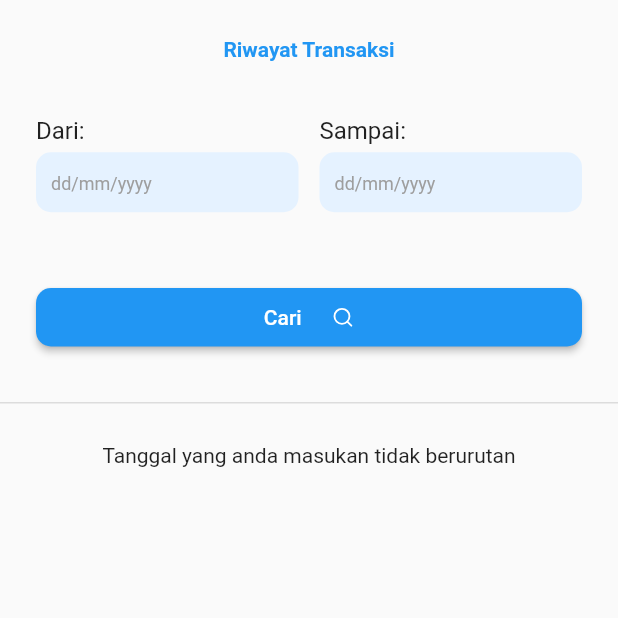
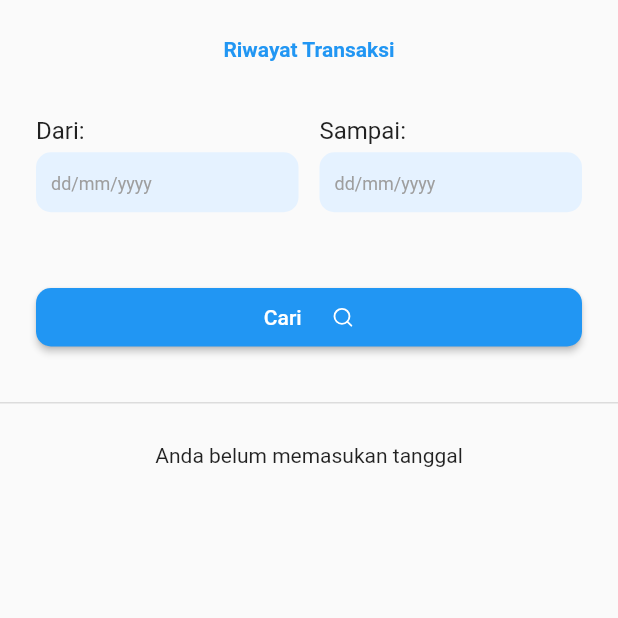
Before and after one commit to yonayohana06/transevilz, a Flutter app: the HistoryScreen screen opened directly, after a tap on "Cari", on a phone screen of 412 x 824 dp, the top half of it. Run offline on Flutter 3.47's test engine with Material 2 defaults, Android fonts, the phone set to English and light mode, and no system bars; our stand-ins replace bloc, equatable, flutter_bloc, flutter_feather_icons; network calls fail.

Commit message:
History with the function

```diff
--- a/lib/history/bloc/history_bloc.dart
+++ b/lib/history/bloc/history_bloc.dart
@@ -92,13 +92,9 @@ class HistoryBloc extends Bloc<HistoryEvent, HistoryState> {
     });
     on<DariEvent>((event, emit) {
       if(pickedFrom != null && pickedTill != null) {
-        dateRange = DateTimeRange(
-          start: pickedFrom!,
-          end: pickedTill!,
-        );
-        if(dateRange != null) {
-          print(dateRange);
-          emit(HistoryLoaded());
+        emit(HistoryLoaded());
+        if(pickedTill!.isBefore(pickedFrom!)) {
+          emit(InversedDate());
         }
       }
     });
--- a/lib/history/bloc/history_state.dart
+++ b/lib/history/bloc/history_state.dart
@@ -18,3 +18,8 @@ class HistoryLoaded extends HistoryState {
   @override
   List<Object> get props => [];
 }
+
+class InversedDate extends HistoryState {
+  @override
+  List<Object> get props => [];
+}
--- a/lib/history/screens/history_screen.dart
+++ b/lib/history/screens/history_screen.dart
@@ -151,9 +151,15 @@ class HistoryScreen extends StatelessWidget {
             const SizedBox(height: 19),
             BlocBuilder<HistoryBloc, HistoryState>(
               builder: (context, state) {
+                print(state);
                 if(state is HistoryInitial) {
                   return Center(
                     child: Text('Silahkan Masukan tanggal berurutan'),
+                  );
+                }
+                if(state is InversedDate) {
+                  return Center(
+                    child: Text('Tanggal yang anda masukan tidak berurutan'),
                   );
                 }
                 if(state is HistoryLoaded) {
@@ -341,7 +347,7 @@ class HistoryScreen extends StatelessWidget {
                   );
                 }
                 return Center(
-                  child: Text('Tanggal yang anda masukan tidak berurutan'),
+                  child: Text('Anda belum memasukan tanggal'),
                 );
               },
             )
```
